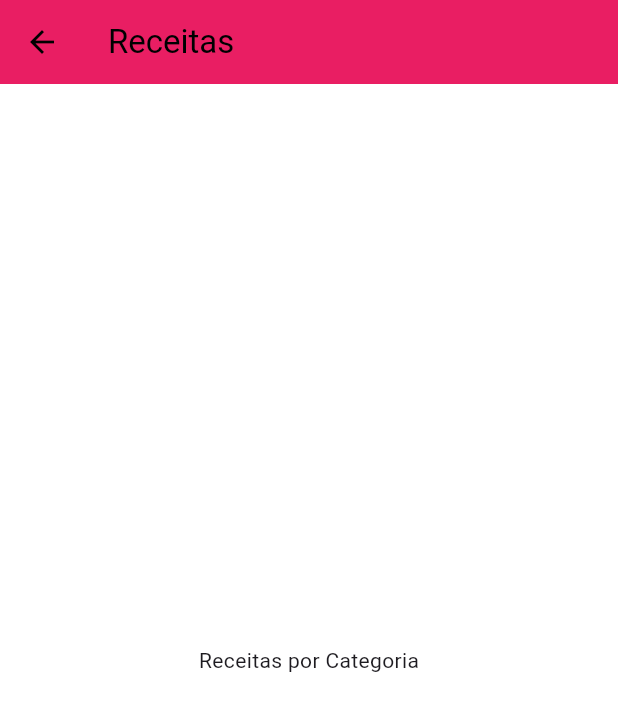
After one commit to phsdeveloper/Mobile_Flutter_Estudo, a Flutter app: the screen it shows after launch, after a tap on "Italiano", on a phone screen of 412 x 824 dp. The commit adds this screen. Shown: the top 711 px of the screen. Run offline on Flutter 3.47's test engine with Material 3 defaults, Android fonts, the phone set to English and light mode, and no system bars; our stand-ins replace fluttertoast.

Commit message:
★ Aula 183. Navegando para uma Nova Tela >> Funcionando corretamente

```diff
--- a/Projetos/Secao07/meals/lib/components/category_item.dart
+++ b/Projetos/Secao07/meals/lib/components/category_item.dart
@@ -1,5 +1,6 @@
 import 'package:flutter/material.dart';
 import 'package:meals/models/category.dart';
+import '../screens/categories_meals_screen.dart';
 
 class CategoryItem extends StatelessWidget {
   const CategoryItem(this.category,{super.key});
@@ -7,9 +8,25 @@ class CategoryItem extends StatelessWidget {
 
   final Category category;
 
+
+  void _selectCategory(BuildContext context) {
+    Navigator.of(context).push(
+      MaterialPageRoute(
+        builder: (_) {
+          return const CategoriesMealsScreen();
+        },
+      ),
+    );
+  }
+
+
   @override
   Widget build(BuildContext context) {
-    return Container(
+    return InkWell(
+      borderRadius: BorderRadius.circular(15),
+      splashColor: Theme.of(context).colorScheme.primary,
+      onTap: () => _selectCategory(context),
+      child: Container(
         decoration: BoxDecoration(
           gradient: LinearGradient(
             colors: [
@@ -23,6 +40,7 @@ class CategoryItem extends StatelessWidget {
         ),
         padding: const EdgeInsets.all(15),
         child: Text(category.title),
+        ),
     );
   }
 }
--- /dev/null
+++ b/Projetos/Secao07/meals/lib/screens/categories_meals_screen.dart
@@ -0,0 +1,17 @@
+import 'package:flutter/material.dart';
+
+class CategoriesMealsScreen extends StatelessWidget {
+  const CategoriesMealsScreen({super.key});
+
+  @override
+  Widget build(BuildContext context) {
+    return  Scaffold(
+      appBar: AppBar(
+        title: const Text('Receitas'),
+      ),
+      body: const Center(
+        child: Text('Receitas por Categoria'),
+      ),
+    );
+  }
+}
```
Also changed, not shown: Projetos/Secao07/meals/lib/main.dart (+8 -0 lines). Lines whose indentation alone changed are shown as unchanged.
